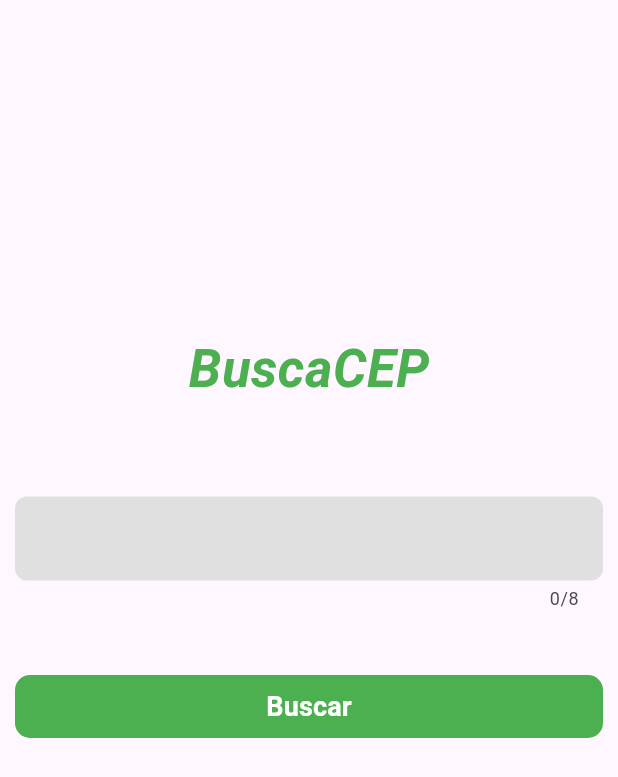
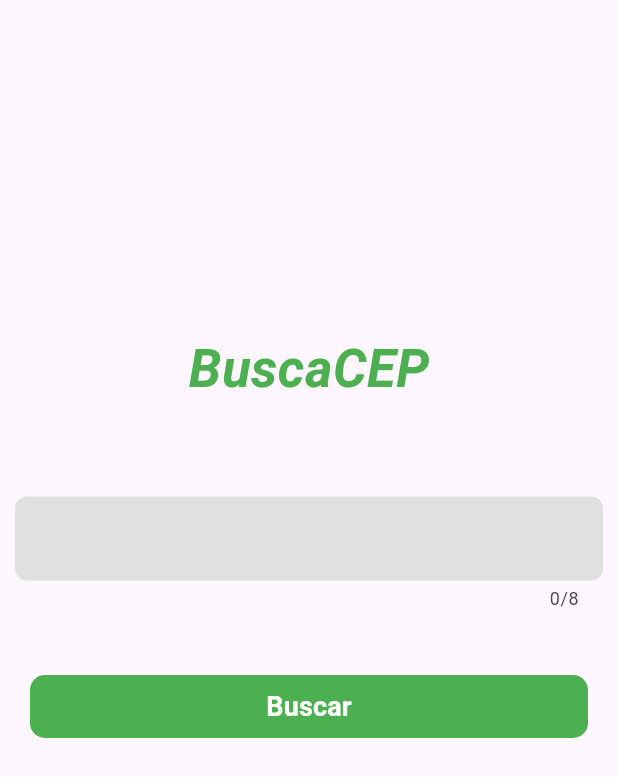
Before and after one commit to Av3z/buscacep, a Flutter app: the screen it shows after launch, after a tap on "Buscar", on a phone screen of 412 x 824 dp. Shown: the top 777 px of the screen. Run offline on Flutter 3.47's test engine with Material 3 defaults, Android fonts, the phone set to English and light mode, and no system bars.

Commit message:
added new changes in home

```diff
--- a/lib/src/pages/home_page.dart
+++ b/lib/src/pages/home_page.dart
@@ -1,5 +1,8 @@
+import 'package:buscacep/src/controllers/home_controller.dart';
 import 'package:buscacep/src/models/cep_model.dart';
-import 'package:buscacep/src/repositories/cep_repository.dart';
+import 'package:buscacep/src/widgets/custom_text_field.dart';
+import 'package:buscacep/src/widgets/logo.dart';
+import 'package:buscacep/src/widgets/primary_button.dart';
 import 'package:flutter/material.dart';
 
 class HomePage extends StatefulWidget {
@@ -10,109 +13,84 @@ class HomePage extends StatefulWidget {
 }
 
 class _HomePageState extends State<HomePage> {
-  CEPRepository cepRepository = CEPRepository();
-  TextEditingController cepController = TextEditingController();
-  CEPModel cep = CEPModel();
-  bool loading = false;
-
-  void onPressed() async {
-    loading = true;
-    cep = await cepRepository.getCep(cepController.text);
-    setState(() {});
-    loading = false;
-  }
+  final HomeController _homeController = HomeController();
 
   @override
   Widget build(BuildContext context) {
     return SafeArea(
       child: Scaffold(
         body: Column(mainAxisAlignment: MainAxisAlignment.center, children: [
-          const Text(
-            'BuscaCEP',
-            style: TextStyle(
-                color: Colors.green,
-                fontWeight: FontWeight.bold,
-                fontSize: 35,
-                fontStyle: FontStyle.italic),
-          ),
+          const Logo(),
+
           const SizedBox(
             height: 60,
           ),
+
+          CustomTextField(controller: _homeController.cepController),
+
+          const SizedBox(
+            height: 40,
+          ),
+
           Container(
             margin: const EdgeInsets.symmetric(horizontal: 10),
-            child: TextField(
-              controller: cepController,
-              keyboardType: TextInputType.number,
-              maxLength: 8,
-              decoration: InputDecoration(
-                focusedBorder: OutlineInputBorder(
-                  borderSide: BorderSide(color: Colors.grey.shade500),
-                  borderRadius: BorderRadius.circular(8.0),
-                ),
-                enabledBorder: OutlineInputBorder(
-                  borderSide: const BorderSide(
-                      color: Colors
-                          .transparent), // Remover a borda quando não está focado
-                  borderRadius: BorderRadius.circular(8.0),
-                ),
-                filled: true,
-                fillColor: Colors.grey[300],
-                border: OutlineInputBorder(
-                  borderSide: BorderSide(color: Colors.grey.shade300),
-                  borderRadius: BorderRadius.circular(8.0),
-                ),
-              ),
-            ),
+            width: double.infinity,
+            child: ValueListenableBuilder<bool>(
+            valueListenable: _homeController.loadingNotifier,
+            builder: (context, loading, _) {
+              return PrimaryButton(
+                isLoading: loading,
+                onPressed: _homeController.onPressed,
+                text: 'Buscar',);
+            },),
           ),
           const SizedBox(
             height: 40,
           ),
-          Container(
-            margin: const EdgeInsets.symmetric(horizontal: 10),
-            width: double.infinity,
-            child: TextButton(
-                style: ButtonStyle(
-                    backgroundColor:
-                        const MaterialStatePropertyAll(Colors.green),
-                    shape: MaterialStatePropertyAll<RoundedRectangleBorder>(
-                        RoundedRectangleBorder(
-                            borderRadius: BorderRadius.circular(10)))),
-                onPressed: onPressed,
-                child: const Text(
-                  'Buscar',
-                  style: TextStyle(
-                      color: Colors.white,
-                      fontSize: 18,
-                      fontWeight: FontWeight.bold),
-                )),
-          ),
-          const SizedBox(
-            height: 40,
-          ),
+
           Row(
             mainAxisAlignment: MainAxisAlignment.center,
             children: [
-              Text(cep.localidade ?? '',
+              ValueListenableBuilder<CEPModel>(
+                valueListenable: _homeController.cepModelNotifier,
+                builder: (context, cep, _) {
+                  return Text(cep.localidade ?? '',
                     style: TextStyle(
                         color: Colors.grey[900],
                         fontWeight: FontWeight.bold,
-                      fontSize: 18)),
+                        fontSize: 18));
+              },),
               const SizedBox(
                 width: 5,
               ),
-              Text(cep.uf ?? '',
+
+              ValueListenableBuilder<CEPModel>(
+                valueListenable: _homeController.cepModelNotifier,
+                builder: (context, cep, _) {
+                  return Text(cep.uf ?? '',
                     style: TextStyle(
                         color: Colors.grey[900],
                         fontWeight: FontWeight.bold,
-                      fontSize: 18)),
+                        fontSize: 18));
+                },),
             ],
           ),
-          Text(
+
+          ValueListenableBuilder<CEPModel>(valueListenable: _homeController.cepModelNotifier, builder: (context, cep, _) {
+            return Text(
               cep.logradouro ?? '',
               style: TextStyle(color: Colors.grey[900]),
-          ),
-          Text(cep.bairro ?? '', style: TextStyle(color: Colors.grey[900])),
-          if (loading) const CircularProgressIndicator(),
+          );
+          },),
+
+          ValueListenableBuilder<CEPModel>(valueListenable: _homeController.cepModelNotifier, builder: (context, cep, _) {
+            return Text(cep.bairro ?? '', style: TextStyle(color: Colors.grey[900]));
+          },),
+
+          ValueListenableBuilder<bool>(valueListenable: _homeController.loadingNotifier, builder: (context, loading, _) {
+            return loading ? const CircularProgressIndicator() : Container();
+          },)
+
         ]),
       ),
     );
```
Lines whose indentation alone changed are shown as unchanged.
